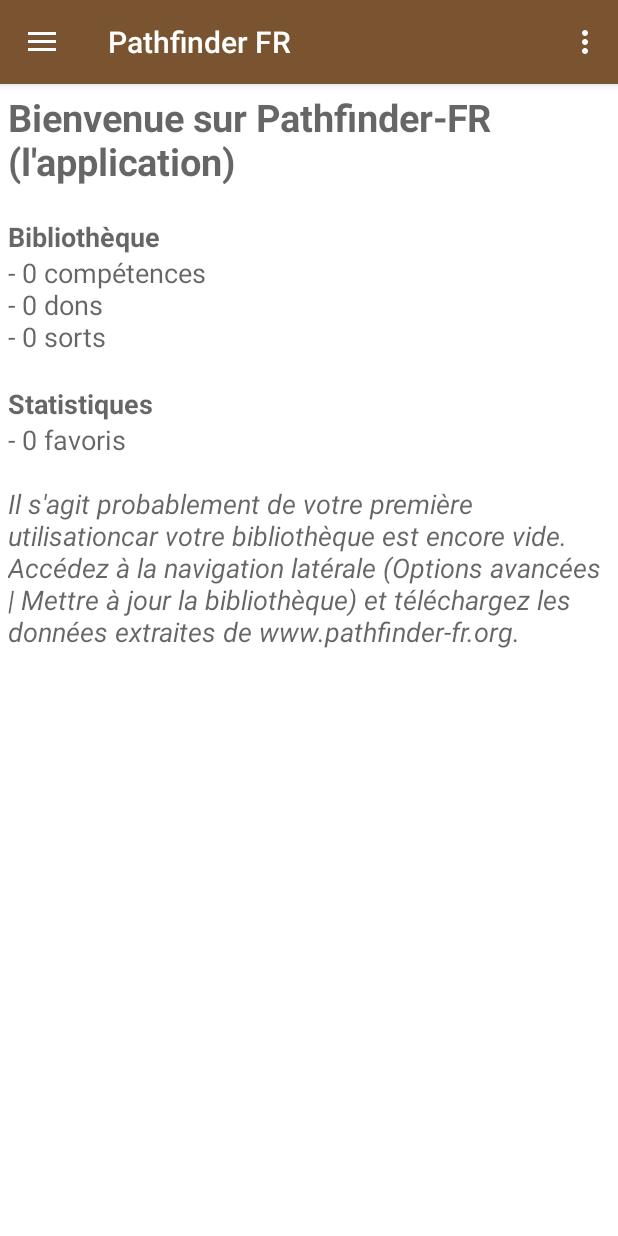
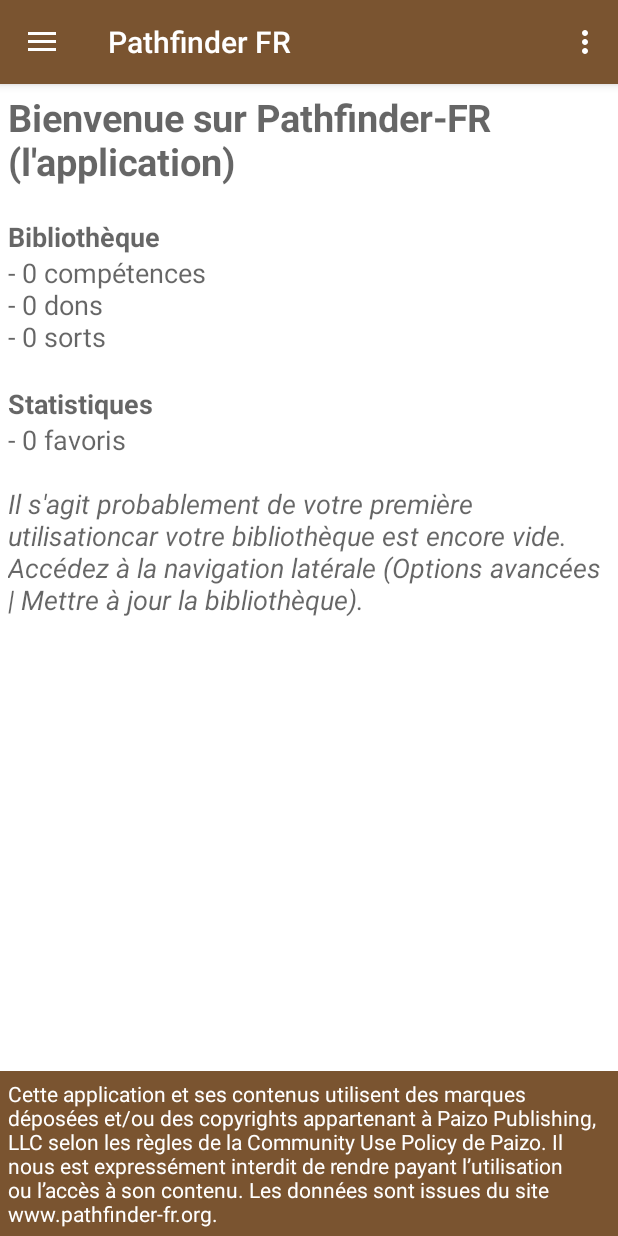
Before and after one commit to SvenWerlen/pathfinderfr-android, an Android app: the screen it shows after launch (MainActivity), on a phone screen of 412 x 824 dp. Run offline under Robolectric (Android 15) with nearby library versions, the phone set to English and light mode, and no system bars; pictures from the network do not load.

Commit message:
Navigation optimizations & copyrights

```diff
--- a/app/src/main/assets/templates.properties
+++ b/app/src/main/assets/templates.properties
@@ -16,8 +16,7 @@
 
 template.welcome.first=<em>Il s'agit probablement de votre premi\u00E8re utilisation\
   car votre biblioth\u00E8que est encore vide. Acc\u00E9dez \u00E0 la navigation lat\u00E9rale \
-  (Options avanc\u00E9es | Mettre \u00E0 jour la biblioth\u00E8que) et t\u00E9l\u00E9chargez les donn\u00E9es extraites \
-  de www.pathfinder-fr.org.</em>
+  (Options avanc\u00E9es | Mettre \u00E0 jour la biblioth\u00E8que).</em>
 
 template.welcome.second=<em>Choisissez une liste dans la navigation lat\u00E9rale pour continuer</em>
 
--- a/app/src/main/java/org/pathfinderfr/app/ItemDetailActivity.java
+++ b/app/src/main/java/org/pathfinderfr/app/ItemDetailActivity.java
@@ -121,7 +121,7 @@
                     // update list if currently viewing favorites
                     if(FavoriteFactory.FACTORY_ID.equalsIgnoreCase(factoryID)) {
                         PreferenceManager.getDefaultSharedPreferences(getBaseContext()).edit()
-                                .putBoolean(MainActivity.KEY_REFRESH_REQUIRED, true).commit();
+                                .putBoolean(MainActivity.KEY_REFRESH_REQUIRED, true).apply();
                     }
                     Snackbar.make(view, message, Snackbar.LENGTH_LONG)
                             .setAction("Action", null).show();
--- a/app/src/main/java/org/pathfinderfr/app/MainActivity.java
+++ b/app/src/main/java/org/pathfinderfr/app/MainActivity.java
@@ -140,10 +140,10 @@
         // Welcome screen
         TextView textview = (TextView) findViewById(R.id.welcome_screen);
         Properties props = ConfigurationUtil.getInstance(getBaseContext()).getProperties();
+        long countFavorites = dbhelper.getCountEntities(FavoriteFactory.getInstance());
         long countSkills = dbhelper.getCountEntities(SkillFactory.getInstance());
         long countFeats = dbhelper.getCountEntities(FeatFactory.getInstance());
         long countSpells = dbhelper.getCountEntities(SpellFactory.getInstance());
-        long countFavorites = dbhelper.getCountEntities(FavoriteFactory.getInstance());
         String welcomeText = String.format(props.getProperty("template.welcome"),
                 countSkills, countFeats, countSpells, countFavorites);
         if (countSkills == 0 && countFeats == 0 && countSpells == 0) {
@@ -152,7 +152,6 @@
             welcomeText += props.getProperty("template.welcome.second");
         }
         textview.setText(Html.fromHtml(welcomeText));
-
 
         DrawerLayout drawer = (DrawerLayout) findViewById(R.id.drawer_layout);
         ActionBarDrawerToggle toggle = new ActionBarDrawerToggle(
@@ -172,7 +171,21 @@
         recyclerView = (RecyclerView) findViewById(R.id.item_list);
         recyclerView.setAdapter(new SimpleItemRecyclerViewAdapter(this, list, mTwoPane));
 
+        // Navigation
         NavigationView navigationView = (NavigationView) findViewById(R.id.nav_view);
+        if(countFavorites == 0) {
+            navigationView.getMenu().findItem(R.id.nav_favorites).setVisible(false);
+        }
+        if(countSkills == 0) {
+            navigationView.getMenu().findItem(R.id.nav_skills).setVisible(false);
+        }
+        if(countFeats == 0) {
+            navigationView.getMenu().findItem(R.id.nav_feats).setVisible(false);
+        }
+        if(countSpells == 0) {
+            navigationView.getMenu().findItem(R.id.nav_spells).setVisible(false);
+        }
+
         navigationView.setNavigationItemSelectedListener(this);
     }
 
@@ -219,7 +232,15 @@
         boolean dataChanged = false;
         String factoryId = null;
 
-        if (id == R.id.nav_favorites) {
+        String factory = PreferenceManager.getDefaultSharedPreferences(
+                getBaseContext()).getString(KEY_CUR_FACTORY, null);
+
+        if (id == R.id.nav_home && factory != null) {
+            Intent intent = new Intent(this, MainActivity.class);
+            startActivity(intent);
+            PreferenceManager.getDefaultSharedPreferences(getBaseContext()).edit()
+                    .putString(KEY_CUR_FACTORY,null).apply();
+        } else if (id == R.id.nav_favorites) {
             List<DBEntity> entities = dbhelper.getAllEntities(FavoriteFactory.getInstance());
             list.clear();
             listFull.clear();
@@ -259,6 +280,7 @@
         if (dataChanged) {
             // reset activity
             findViewById(R.id.welcome_screen).setVisibility(View.GONE);
+            findViewById(R.id.welcome_copyright).setVisibility(View.GONE);
             findViewById(R.id.closeSearchButton).setVisibility(View.GONE);
             findViewById(R.id.searchButton).setVisibility(View.VISIBLE);
             EditText searchInput = (EditText) findViewById(R.id.searchinput);
@@ -273,7 +295,7 @@
             }
 
             PreferenceManager.getDefaultSharedPreferences(getBaseContext()).edit().
-                    putString(KEY_CUR_FACTORY,factoryId).commit();
+                    putString(KEY_CUR_FACTORY,factoryId).apply();
 
             recyclerView.getAdapter().notifyDataSetChanged();
         }
@@ -300,7 +322,7 @@
                 listFull.addAll(entities);
                 recyclerView.getAdapter().notifyDataSetChanged();
             }
-            prefs.edit().putBoolean(MainActivity.KEY_REFRESH_REQUIRED, false).commit();
+            prefs.edit().putBoolean(MainActivity.KEY_REFRESH_REQUIRED, false).apply();
         }
     }
 }
--- a/app/src/main/java/org/pathfinderfr/app/data/DataClient.java
+++ b/app/src/main/java/org/pathfinderfr/app/data/DataClient.java
@@ -71,6 +71,7 @@
 
                 int lastPercentage = 0;
                 for(int i=0; i<list.size(); i++) {
+                    if (isCancelled()) break;
                     if(list.get(i) instanceof Map) {
                         DBEntity entity = factory.generateEntity((Map<String,String>)list.get(i));
                         if(entity != null) {
@@ -80,7 +81,6 @@
                             }
                         }
                     }
-                    if (isCancelled()) break;
 
                     progresses[idx] = new Pair<>(i,list.size());
 
--- /dev/null
+++ b/app/src/main/res/drawable/ic_menu_home.xml
@@ -0,0 +1,4 @@
+<vector android:height="24dp" android:viewportHeight="16"
+    android:viewportWidth="16" android:width="24dp" xmlns:android="http://schemas.android.com/apk/res/android">
+    <path android:fillColor="#FF000000" android:pathData="M15.45,7L14,5.551V2c0,-0.55 -0.45,-1 -1,-1h-1c-0.55,0 -1,0.45 -1,1v0.553L9,0.555C8.727,0.297 8.477,0 8,0S7.273,0.297 7,0.555L0.55,7C0.238,7.325 0,7.562 0,8c0,0.563 0.432,1 1,1h1v6c0,0.55 0.45,1 1,1h3v-5c0,-0.55 0.45,-1 1,-1h2c0.55,0 1,0.45 1,1v5h3c0.55,0 1,-0.45 1,-1V9h1c0.568,0 1,-0.437 1,-1C16,7.562 15.762,7.325 15.45,7z"/>
+</vector>
--- a/app/src/main/res/layout/content_main.xml
+++ b/app/src/main/res/layout/content_main.xml
@@ -24,6 +24,21 @@
             android:layout_height="match_parent"
             android:background="@color/colorWhite"
             android:padding="5dp"
+            android:autoLink="web"
+            android:textIsSelectable="true"
+            tools:context=".app.ItemDetailFragment" />
+
+        <TextView xmlns:android="http://schemas.android.com/apk/res/android"
+            xmlns:tools="http://schemas.android.com/tools"
+            android:id="@+id/welcome_copyright"
+            style="?android:attr/textAppearanceSmall"
+            android:layout_width="match_parent"
+            android:layout_height="wrap_content"
+            android:layout_gravity="bottom"
+            android:background="@color/colorPrimary"
+            android:textColor="@color/colorWhite"
+            android:text="@string/welcome_copyright"
+            android:padding="5dp"
             android:textIsSelectable="true"
             tools:context=".app.ItemDetailFragment" />
     </FrameLayout>
--- a/app/src/main/res/menu/activity_main_drawer.xml
+++ b/app/src/main/res/menu/activity_main_drawer.xml
@@ -4,6 +4,11 @@
     tools:showIn="navigation_view">
 
     <group android:checkableBehavior="single">
+        <item
+            android:id="@+id/nav_home"
+            android:icon="@drawable/ic_menu_home"
+            android:title="@string/navigation_item_home"
+            android:checked="true"/>
         <item
             android:id="@+id/nav_favorites"
             android:icon="@android:drawable/star_big_on"
--- a/app/src/main/res/values/strings.xml
+++ b/app/src/main/res/values/strings.xml
@@ -24,7 +24,11 @@
     <!-- Strings related to Toolbar -->
     <string name="toolbar_search">Saisir du texte pour filtrer...</string>
 
+    <!-- Strings related to Welcome page -->
+    <string name="welcome_copyright">Cette application et ses contenus utilisent des marques déposées et/ou des copyrights appartenant à Paizo Publishing, LLC selon les règles de la Community Use Policy de Paizo. Il nous est expressément interdit de rendre payant l’utilisation ou l’accès à son contenu. Les données sont issues du site www.pathfinder-fr.org.</string>
+
     <!-- Strings related to Navigation -->
+    <string name="navigation_item_home">Accueil</string>
     <string name="navigation_item_favorites">Favoris</string>
     <string name="navigation_item_skills">Compétences</string>
     <string name="navigation_item_feats">Dons</string>
```
